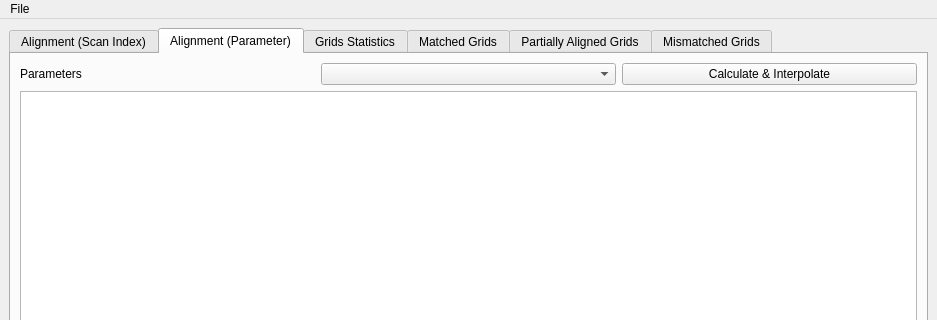
Above: designer/gridsalignmentview.ui from neutrons/PyRS before the change; both pictures show x 0 to 937 and y 0 to 320 of the 937 by 1003 pixel window. Below: the same form after it.
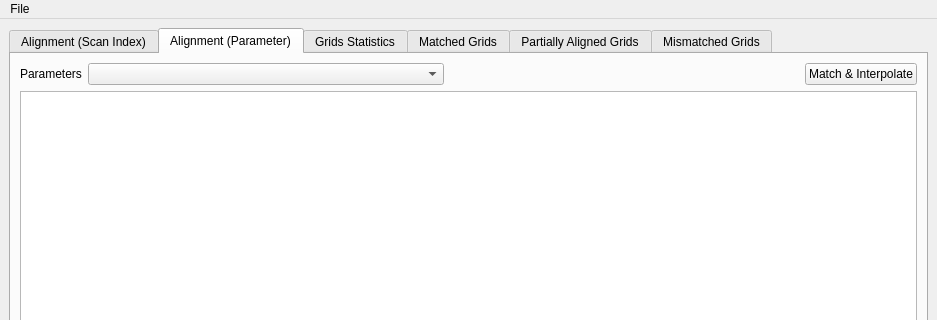
That is the form after the change. The open tabs and pages were chosen to show the change. Custom widgets are drawn as their Qt base class.

```diff
--- a/designer/gridsalignmentview.ui
+++ b/designer/gridsalignmentview.ui
@@ -70,18 +70,50 @@
          <layout class="QHBoxLayout" name="horizontalLayout">
           <item>
            <widget class="QLabel" name="label_7">
+            <property name="maximumSize">
+             <size>
+              <width>100</width>
+              <height>16777215</height>
+             </size>
+            </property>
             <property name="text">
              <string>Parameters</string>
             </property>
            </widget>
           </item>
           <item>
-           <widget class="QComboBox" name="comboBox_parameterList"/>
+           <widget class="QComboBox" name="comboBox_parameterList">
+            <property name="sizePolicy">
+             <sizepolicy hsizetype="Expanding" vsizetype="Fixed">
+              <horstretch>0</horstretch>
+              <verstretch>0</verstretch>
+             </sizepolicy>
+            </property>
+           </widget>
           </item>
           <item>
-           <widget class="QPushButton" name="pushButton">
+           <spacer name="horizontalSpacer_2">
+            <property name="orientation">
+             <enum>Qt::Horizontal</enum>
+            </property>
+            <property name="sizeType">
+             <enum>QSizePolicy::Expanding</enum>
+            </property>
+            <property name="sizeHint" stdset="0">
+             <size>
+              <width>40</width>
+              <height>20</height>
+             </size>
+            </property>
+           </spacer>
+          </item>
+          <item>
+           <widget class="QPushButton" name="pushButton_showParameterValue">
+            <property name="toolTip">
+             <string>&lt;html&gt;&lt;head/&gt;&lt;body&gt;&lt;p&gt;Show specified parameter's values for each direction (e11/e22/e33) on each strain/stress grid.&lt;/p&gt;&lt;p&gt;&lt;br/&gt;&lt;/p&gt;&lt;p&gt;The first attempt is to find matched grid from experiment.&lt;/p&gt;&lt;p&gt;If there is no matched grid, then an interpolation is made.&lt;/p&gt;&lt;/body&gt;&lt;/html&gt;</string>
+            </property>
             <property name="text">
-             <string>Calculate &amp;&amp; Interpolate</string>
+             <string>Match &amp;&amp; Interpolate</string>
             </property>
            </widget>
           </item>
```
